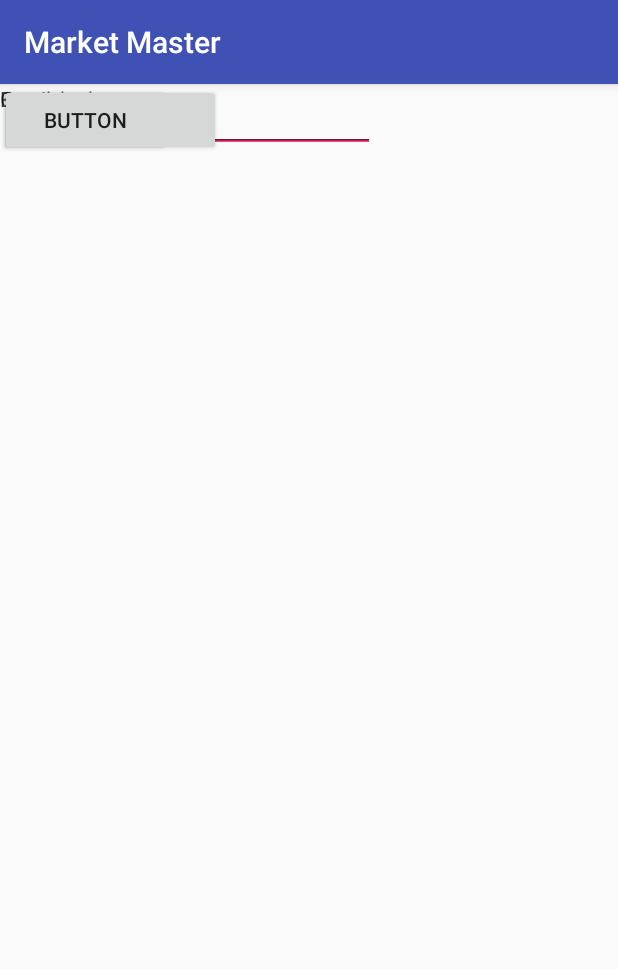
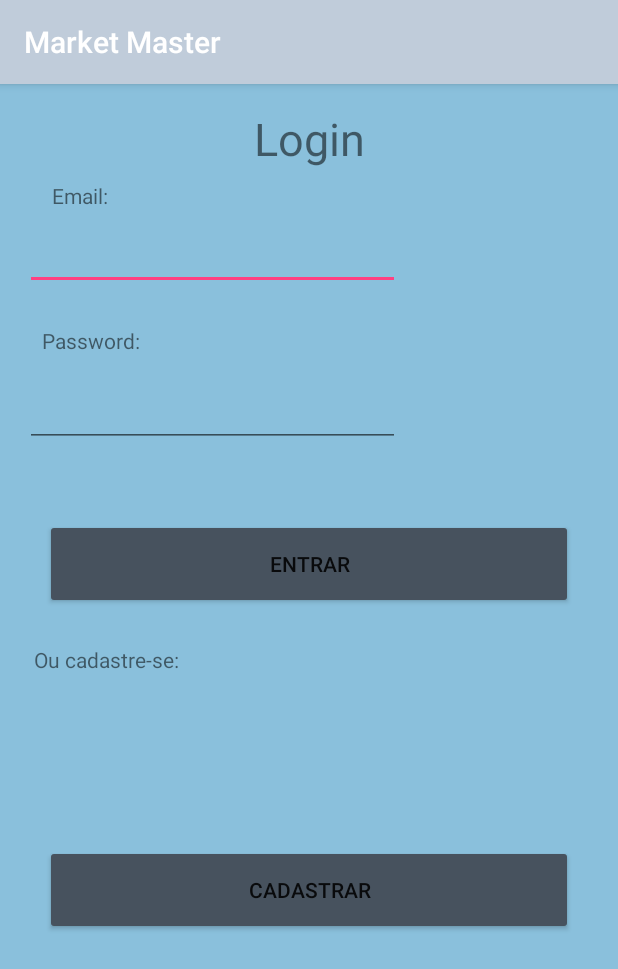
Before and after one commit to doiiido/MarketMaster, an Android app: the screen it shows after launch (MainActivity), on a phone screen of 412 x 824 dp. Shown: the top 969 px of the screen. Run offline under Robolectric (Android 15) with nearby library versions, the phone set to English and light mode, and no system bars.

Commit message:
modificada a tela inicial de login e as cores do app

```diff
--- a/MarketMaster/app/src/main/res/layout/activity_main.xml
+++ b/MarketMaster/app/src/main/res/layout/activity_main.xml
@@ -2,6 +2,7 @@
 <android.support.constraint.ConstraintLayout xmlns:android="http://schemas.android.com/apk/res/android"
     xmlns:app="http://schemas.android.com/apk/res-auto"
     xmlns:tools="http://schemas.android.com/tools"
+    android:background="@color/colorBackground"
     android:id="@+id/Login_mail"
     android:layout_width="match_parent"
     android:layout_height="match_parent"
@@ -11,57 +12,105 @@
         android:id="@+id/editText"
         android:layout_width="250dp"
         android:layout_height="wrap_content"
+        android:layout_marginEnd="8dp"
+        android:layout_marginStart="8dp"
+        android:layout_marginTop="8dp"
         android:ems="10"
         android:inputType="textEmailAddress"
-        tools:layout_editor_absoluteX="17dp"
-        tools:layout_editor_absoluteY="48dp" />
+        app:layout_constraintEnd_toEndOf="parent"
+        app:layout_constraintHorizontal_bias="0.06"
+        app:layout_constraintStart_toStartOf="parent"
+        app:layout_constraintTop_toBottomOf="@+id/Entrar_txt" />
 
     <TextView
         android:id="@+id/Entrar_txt"
         android:layout_width="41dp"
         android:layout_height="19dp"
+        android:layout_marginEnd="8dp"
+        android:layout_marginStart="8dp"
+        android:layout_marginTop="8dp"
         android:text="Email:"
-        tools:layout_editor_absoluteX="16dp"
-        tools:layout_editor_absoluteY="29dp" />
+        app:layout_constraintEnd_toEndOf="parent"
+        app:layout_constraintHorizontal_bias="0.076"
+        app:layout_constraintStart_toStartOf="parent"
+        app:layout_constraintTop_toBottomOf="@+id/textView" />
 
     <TextView
         android:id="@+id/Pass_txt"
         android:layout_width="wrap_content"
         android:layout_height="wrap_content"
+        android:layout_marginEnd="8dp"
+        android:layout_marginStart="8dp"
+        android:layout_marginTop="24dp"
         android:text="Password:"
-        tools:layout_editor_absoluteX="16dp"
-        tools:layout_editor_absoluteY="109dp" />
+        app:layout_constraintEnd_toEndOf="parent"
+        app:layout_constraintHorizontal_bias="0.06"
+        app:layout_constraintStart_toStartOf="parent"
+        app:layout_constraintTop_toBottomOf="@+id/editText" />
 
     <EditText
         android:id="@+id/editText2"
         android:layout_width="250dp"
         android:layout_height="wrap_content"
+        android:layout_marginEnd="8dp"
+        android:layout_marginStart="8dp"
+        android:layout_marginTop="16dp"
         android:ems="10"
         android:inputType="textPassword"
-        tools:layout_editor_absoluteX="16dp"
-        tools:layout_editor_absoluteY="128dp" />
+        app:layout_constraintEnd_toEndOf="parent"
+        app:layout_constraintHorizontal_bias="0.06"
+        app:layout_constraintStart_toStartOf="parent"
+        app:layout_constraintTop_toBottomOf="@+id/Pass_txt" />
 
     <Button
         android:id="@+id/Entrar_btn"
-        android:layout_width="147dp"
-        android:layout_height="48dp"
+        style="@style/Widget.AppCompat.Button"
+        android:layout_width="352dp"
+        android:layout_height="60dp"
+        android:layout_marginEnd="8dp"
+        android:layout_marginStart="8dp"
+        android:layout_marginTop="48dp"
+        android:backgroundTint="@color/colorButton"
         android:text="Entrar"
-        tools:layout_editor_absoluteX="119dp"
-        tools:layout_editor_absoluteY="187dp" />
+        app:layout_constraintEnd_toEndOf="parent"
+        app:layout_constraintStart_toStartOf="parent"
+        app:layout_constraintTop_toBottomOf="@+id/editText2" />
 
     <TextView
         android:id="@+id/ou_cadastre-se_txt"
         android:layout_width="142dp"
-        android:layout_height="35dp"
+        android:layout_height="21dp"
+        android:layout_marginTop="24dp"
         android:text="Ou cadastre-se:"
-        tools:layout_editor_absoluteX="16dp"
-        tools:layout_editor_absoluteY="257dp" />
+        android:textAlignment="center"
+        app:layout_constraintTop_toBottomOf="@+id/Entrar_btn"
+        tools:layout_editor_absoluteX="121dp" />
 
     <Button
         android:id="@+id/button2"
-        android:layout_width="113dp"
+        android:layout_width="352dp"
+        android:layout_height="60dp"
+        android:layout_marginBottom="8dp"
+        android:layout_marginEnd="8dp"
+        android:layout_marginStart="8dp"
+        android:backgroundTint="@color/colorButton"
+        android:text="Cadastrar"
+        app:layout_constraintBottom_toBottomOf="parent"
+        app:layout_constraintEnd_toEndOf="parent"
+        app:layout_constraintStart_toStartOf="parent"
+        app:layout_constraintTop_toBottomOf="@+id/ou_cadastre-se_txt"
+        app:layout_constraintVertical_bias="0.368" />
+
+    <TextView
+        android:id="@+id/textView"
+        android:layout_width="wrap_content"
         android:layout_height="wrap_content"
-        android:text="Button"
-        tools:layout_editor_absoluteX="123dp"
-        tools:layout_editor_absoluteY="319dp" />
+        android:layout_marginEnd="8dp"
+        android:layout_marginStart="8dp"
+        android:layout_marginTop="16dp"
+        android:text="Login"
+        android:textSize="30dp"
+        app:layout_constraintEnd_toEndOf="parent"
+        app:layout_constraintStart_toStartOf="parent"
+        app:layout_constraintTop_toTopOf="parent" />
 </android.support.constraint.ConstraintLayout>
--- a/MarketMaster/app/src/main/res/values/colors.xml
+++ b/MarketMaster/app/src/main/res/values/colors.xml
@@ -1,6 +1,8 @@
 <?xml version="1.0" encoding="utf-8"?>
 <resources>
-    <color name="colorPrimary">#3F51B5</color>
-    <color name="colorPrimaryDark">#303F9F</color>
+    <color name="colorPrimary">#C0CCDA</color>
+    <color name="colorPrimaryDark">#8190A5</color>
     <color name="colorAccent">#FF4081</color>
+    <color name="colorBackground">#8AC0DC</color>
+    <color name="colorButton">#47525e</color>
 </resources>
```
